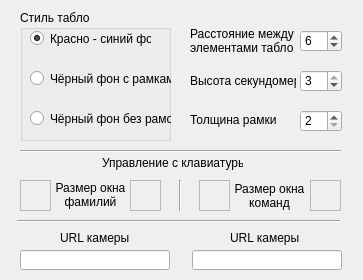
Qt form FormView.ui (zak2791/Tabloh2H) before a commit.
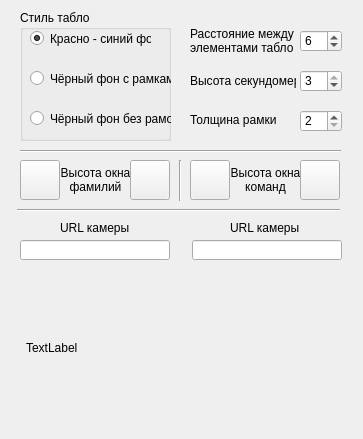
The same form after that commit. Icons and pictures are not drawn.

What changed in the file:
```diff
--- a/FormView.ui
+++ b/FormView.ui
@@ -13,7 +13,7 @@
     <x>0</x>
     <y>0</y>
     <width>363</width>
-    <height>280</height>
+    <height>439</height>
    </rect>
   </property>
   <property name="sizePolicy">
@@ -25,13 +25,13 @@
   <property name="minimumSize">
    <size>
     <width>363</width>
-    <height>280</height>
+    <height>270</height>
    </size>
   </property>
   <property name="maximumSize">
    <size>
     <width>363</width>
-    <height>372</height>
+    <height>500</height>
    </size>
   </property>
   <property name="windowTitle">
@@ -218,129 +218,13 @@
     <enum>Qt::Horizontal</enum>
    </property>
   </widget>
-  <widget class="QLabel" name="label">
-   <property name="geometry">
-    <rect>
-     <x>102</x>
-     <y>155</y>
-     <width>141</width>
-     <height>16</height>
-    </rect>
-   </property>
-   <property name="text">
-    <string>Управление с клавиатуры:</string>
-   </property>
-  </widget>
-  <widget class="QLabel" name="label_2">
-   <property name="geometry">
-    <rect>
-     <x>130</x>
-     <y>180</y>
-     <width>31</width>
-     <height>31</height>
-    </rect>
-   </property>
-   <property name="frameShape">
-    <enum>QFrame::StyledPanel</enum>
-   </property>
-   <property name="text">
-    <string/>
-   </property>
-   <property name="pixmap">
-    <pixmap>UP.png</pixmap>
-   </property>
-   <property name="scaledContents">
-    <bool>true</bool>
-   </property>
-   <property name="margin">
-    <number>3</number>
-   </property>
-  </widget>
-  <widget class="QLabel" name="label_3">
-   <property name="geometry">
-    <rect>
-     <x>20</x>
-     <y>180</y>
-     <width>31</width>
-     <height>31</height>
-    </rect>
-   </property>
-   <property name="frameShape">
-    <enum>QFrame::StyledPanel</enum>
-   </property>
-   <property name="text">
-    <string/>
-   </property>
-   <property name="pixmap">
-    <pixmap>DOWN.png</pixmap>
-   </property>
-   <property name="scaledContents">
-    <bool>true</bool>
-   </property>
-   <property name="margin">
-    <number>3</number>
-   </property>
-  </widget>
-  <widget class="QLabel" name="label_4">
-   <property name="geometry">
-    <rect>
-     <x>310</x>
-     <y>180</y>
-     <width>31</width>
-     <height>31</height>
-    </rect>
-   </property>
-   <property name="frameShape">
-    <enum>QFrame::StyledPanel</enum>
-   </property>
-   <property name="frameShadow">
-    <enum>QFrame::Plain</enum>
-   </property>
-   <property name="text">
-    <string/>
-   </property>
-   <property name="pixmap">
-    <pixmap>RIGHT.png</pixmap>
-   </property>
-   <property name="scaledContents">
-    <bool>true</bool>
-   </property>
-   <property name="margin">
-    <number>3</number>
-   </property>
-  </widget>
-  <widget class="QLabel" name="label_5">
-   <property name="geometry">
-    <rect>
-     <x>199</x>
-     <y>180</y>
-     <width>31</width>
-     <height>31</height>
-    </rect>
-   </property>
-   <property name="frameShape">
-    <enum>QFrame::StyledPanel</enum>
-   </property>
-   <property name="text">
-    <string/>
-   </property>
-   <property name="pixmap">
-    <pixmap>LEFT.png</pixmap>
-   </property>
-   <property name="scaledContents">
-    <bool>true</bool>
-   </property>
-   <property name="margin">
-    <number>3</number>
-   </property>
-  </widget>
   <widget class="Line" name="line_2">
    <property name="geometry">
     <rect>
      <x>170</x>
-     <y>180</y>
+     <y>160</y>
      <width>20</width>
-     <height>31</height>
+     <height>41</height>
     </rect>
    </property>
    <property name="orientation">
@@ -350,14 +234,14 @@
   <widget class="QLabel" name="label_6">
    <property name="geometry">
     <rect>
-     <x>55</x>
-     <y>179</y>
+     <x>60</x>
+     <y>160</y>
      <width>71</width>
-     <height>31</height>
+     <height>40</height>
     </rect>
    </property>
    <property name="text">
-    <string>Размер окна
+    <string>Высота окна
 фамилий</string>
    </property>
    <property name="alignment">
@@ -367,14 +251,14 @@
   <widget class="QLabel" name="label_7">
    <property name="geometry">
     <rect>
-     <x>234</x>
-     <y>180</y>
+     <x>230</x>
+     <y>160</y>
      <width>71</width>
-     <height>31</height>
+     <height>40</height>
     </rect>
    </property>
    <property name="text">
-    <string>Размер окна
+    <string>Высота окна
 команд</string>
    </property>
    <property name="alignment">
@@ -385,7 +269,7 @@
    <property name="geometry">
     <rect>
      <x>17</x>
-     <y>211</y>
+     <y>200</y>
      <width>323</width>
      <height>20</height>
     </rect>
@@ -398,7 +282,7 @@
    <property name="geometry">
     <rect>
      <x>20</x>
-     <y>250</y>
+     <y>240</y>
      <width>150</width>
      <height>20</height>
     </rect>
@@ -408,7 +292,7 @@
    <property name="geometry">
     <rect>
      <x>192</x>
-     <y>250</y>
+     <y>240</y>
      <width>150</width>
      <height>20</height>
     </rect>
@@ -418,7 +302,7 @@
    <property name="geometry">
     <rect>
      <x>60</x>
-     <y>230</y>
+     <y>220</y>
      <width>71</width>
      <height>16</height>
     </rect>
@@ -431,7 +315,7 @@
    <property name="geometry">
     <rect>
      <x>230</x>
-     <y>230</y>
+     <y>220</y>
      <width>71</width>
      <height>16</height>
     </rect>
@@ -440,6 +324,87 @@
     <string>URL камеры 2</string>
    </property>
   </widget>
+  <widget class="QPushButton" name="btnNameDown">
+   <property name="geometry">
+    <rect>
+     <x>20</x>
+     <y>160</y>
+     <width>40</width>
+     <height>40</height>
+    </rect>
+   </property>
+   <property name="text">
+    <string/>
+   </property>
+   <property name="icon">
+    <iconset>
+     <normaloff>../build-TabloRB-Desktop_Qt_5_12_11_MinGW_64_bit-Debug/DOWN.png</normaloff>../build-TabloRB-Desktop_Qt_5_12_11_MinGW_64_bit-Debug/DOWN.png</iconset>
+   </property>
+  </widget>
+  <widget class="QPushButton" name="btnNameUp">
+   <property name="geometry">
+    <rect>
+     <x>130</x>
+     <y>160</y>
+     <width>40</width>
+     <height>40</height>
+    </rect>
+   </property>
+   <property name="text">
+    <string/>
+   </property>
+   <property name="icon">
+    <iconset>
+     <normaloff>../build-TabloRB-Desktop_Qt_5_12_11_MinGW_64_bit-Debug/UP.png</normaloff>../build-TabloRB-Desktop_Qt_5_12_11_MinGW_64_bit-Debug/UP.png</iconset>
+   </property>
+  </widget>
+  <widget class="QPushButton" name="btnRegDown">
+   <property name="geometry">
+    <rect>
+     <x>190</x>
+     <y>160</y>
+     <width>40</width>
+     <height>40</height>
+    </rect>
+   </property>
+   <property name="text">
+    <string/>
+   </property>
+   <property name="icon">
+    <iconset>
+     <normaloff>../build-TabloRB-Desktop_Qt_5_12_11_MinGW_64_bit-Debug/DOWN.png</normaloff>../build-TabloRB-Desktop_Qt_5_12_11_MinGW_64_bit-Debug/DOWN.png</iconset>
+   </property>
+  </widget>
+  <widget class="QPushButton" name="btnRegUp">
+   <property name="geometry">
+    <rect>
+     <x>300</x>
+     <y>160</y>
+     <width>40</width>
+     <height>40</height>
+    </rect>
+   </property>
+   <property name="text">
+    <string/>
+   </property>
+   <property name="icon">
+    <iconset>
+     <normaloff>../build-TabloRB-Desktop_Qt_5_12_11_MinGW_64_bit-Debug/UP.png</normaloff>../build-TabloRB-Desktop_Qt_5_12_11_MinGW_64_bit-Debug/UP.png</iconset>
+   </property>
+  </widget>
+  <widget class="QLabel" name="lblTvscreen">
+   <property name="geometry">
+    <rect>
+     <x>26</x>
+     <y>272</y>
+     <width>311</width>
+     <height>151</height>
+    </rect>
+   </property>
+   <property name="text">
+    <string>TextLabel</string>
+   </property>
+  </widget>
  </widget>
  <resources/>
  <connections>
```
